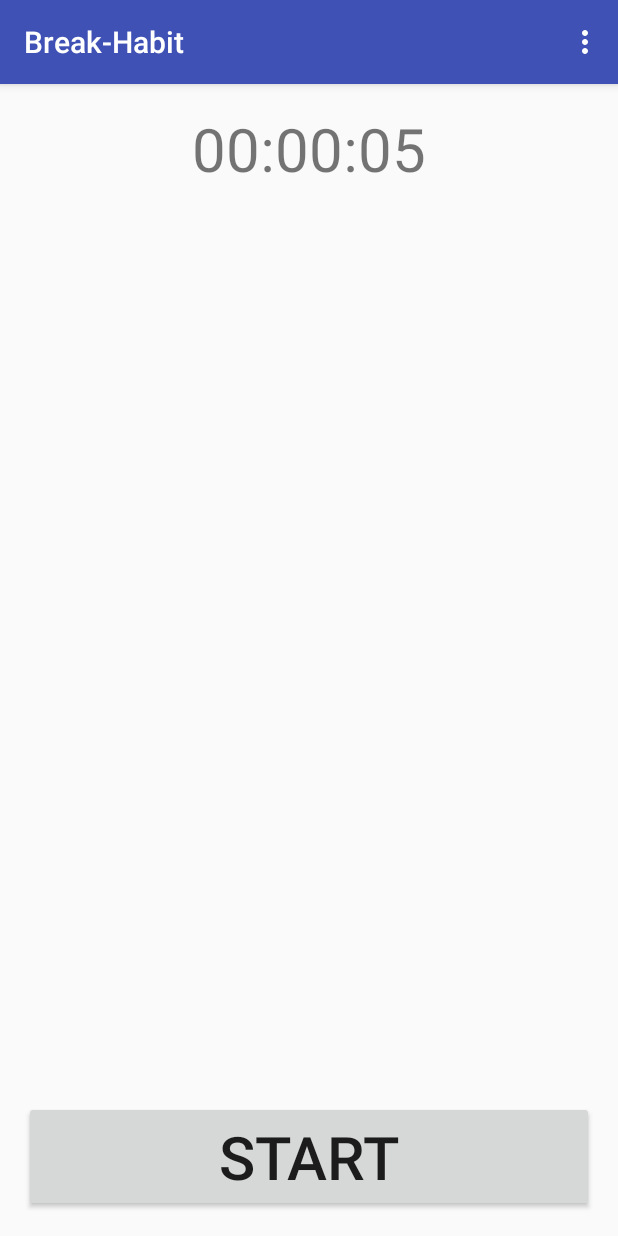
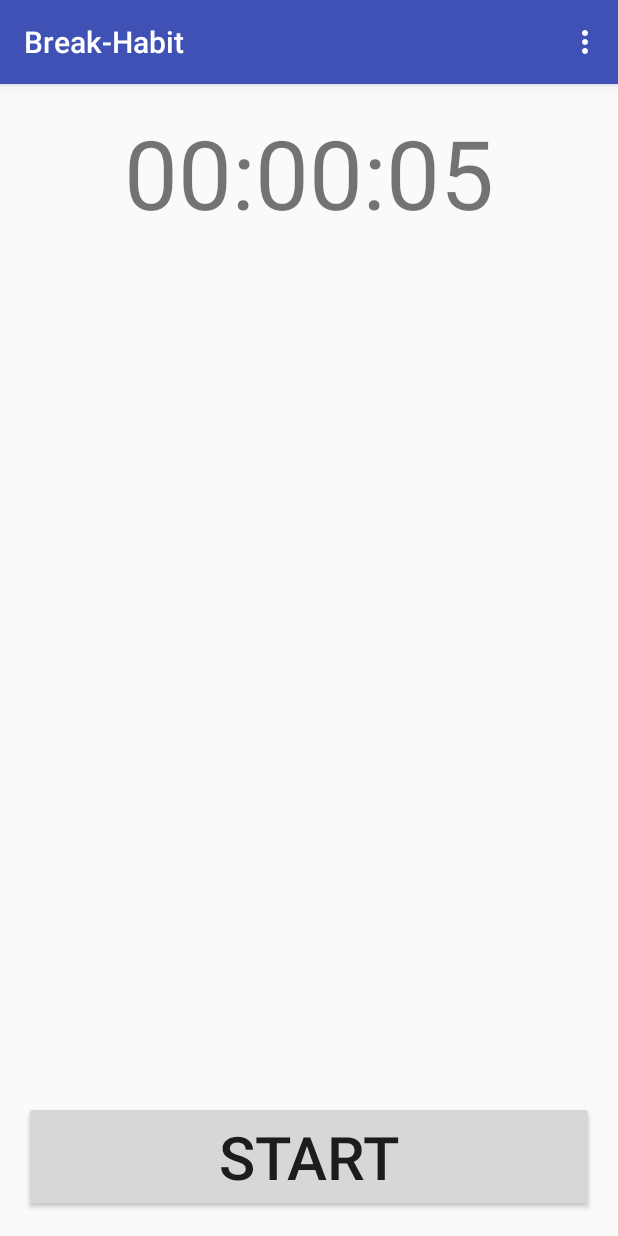
Before and after one commit to SpookyLobster/Break-Habit, an Android app: the screen it shows after launch (MainActivity), on a phone screen of 412 x 824 dp. Run offline under Robolectric (Android 15) with nearby library versions, the phone set to English and light mode, and no system bars.

Commit message:
Size change

```diff
--- a/Break-Habit/app/src/main/res/layout/content_main.xml
+++ b/Break-Habit/app/src/main/res/layout/content_main.xml
@@ -18,7 +18,7 @@
         android:layout_width="wrap_content"
         android:layout_height="wrap_content"
         android:gravity="center"
-        android:textSize="40sp"
+        android:textSize="64sp"
         android:layout_alignParentStart="true"
         android:layout_alignParentEnd="true"/>
 
@@ -39,7 +39,7 @@
         android:id="@+id/actionList"
         android:layout_below="@+id/timeTV"
         android:layout_alignParentStart="true"
-        android:layout_marginTop="23dp"
+        android:layout_marginTop="26dp"
         android:layout_above="@+id/startb">
 
     </ListView>
```
